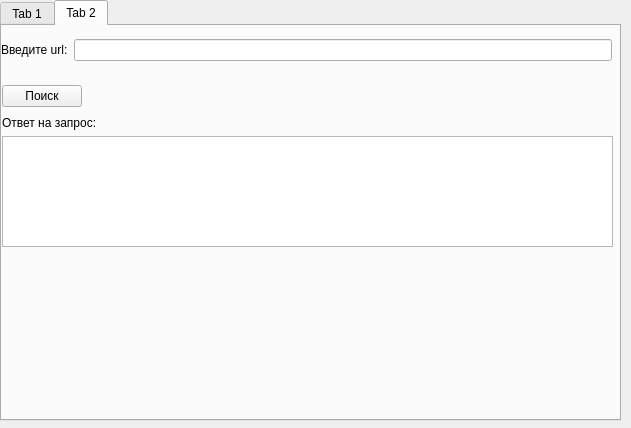
Elik565/Qt, file Qt_project/main_window.ui: the form before one commit.
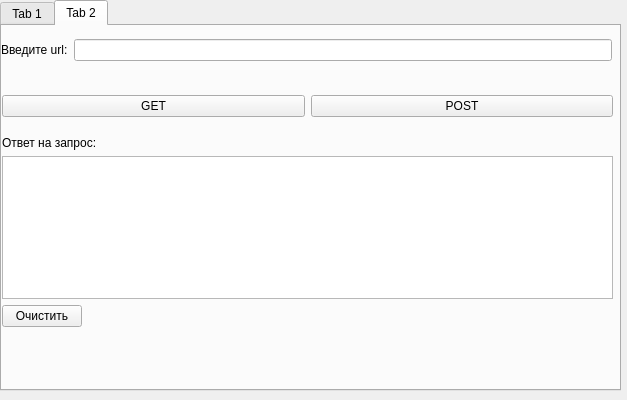
The form after the commit.

Commit message: POST-запросы

What changed in the file:
```diff
--- a/Qt_project/main_window.ui
+++ b/Qt_project/main_window.ui
@@ -6,8 +6,8 @@
    <rect>
     <x>0</x>
     <y>0</y>
-    <width>631</width>
-    <height>428</height>
+    <width>627</width>
+    <height>400</height>
    </rect>
   </property>
   <property name="windowTitle">
@@ -20,7 +20,7 @@
       <x>0</x>
       <y>0</y>
       <width>621</width>
-      <height>421</height>
+      <height>391</height>
      </rect>
     </property>
     <property name="toolTip">
@@ -170,7 +170,7 @@
       <property name="geometry">
        <rect>
         <x>0</x>
-        <y>50</y>
+        <y>60</y>
         <width>611</width>
         <height>41</height>
        </rect>
@@ -178,10 +178,17 @@
       <layout class="QVBoxLayout" name="verticalLayout_4">
        <item>
         <layout class="QHBoxLayout" name="horizontalLayout_6">
-         <item alignment="Qt::AlignmentFlag::AlignLeft">
-          <widget class="QPushButton" name="RequestButton">
+         <item>
+          <widget class="QPushButton" name="GetButton">
            <property name="text">
-            <string>Поиск</string>
+            <string>GET</string>
+           </property>
+          </widget>
+         </item>
+         <item>
+          <widget class="QPushButton" name="PostButton">
+           <property name="text">
+            <string>POST</string>
            </property>
           </widget>
          </item>
@@ -193,9 +200,9 @@
       <property name="geometry">
        <rect>
         <x>0</x>
-        <y>90</y>
+        <y>110</y>
         <width>611</width>
-        <height>131</height>
+        <height>191</height>
        </rect>
       </property>
       <layout class="QVBoxLayout" name="verticalLayout_5">
@@ -209,6 +216,13 @@
        <item>
         <widget class="QTextBrowser" name="NetworkTextBrowser"/>
        </item>
+       <item alignment="Qt::AlignmentFlag::AlignLeft">
+        <widget class="QPushButton" name="NetworkEraseButton">
+         <property name="text">
+          <string>Очистить</string>
+         </property>
+        </widget>
+       </item>
       </layout>
      </widget>
     </widget>
```
Left out of the diff: 2 changed lines with no effect on the pictures. The commit also changes 20 other files.
